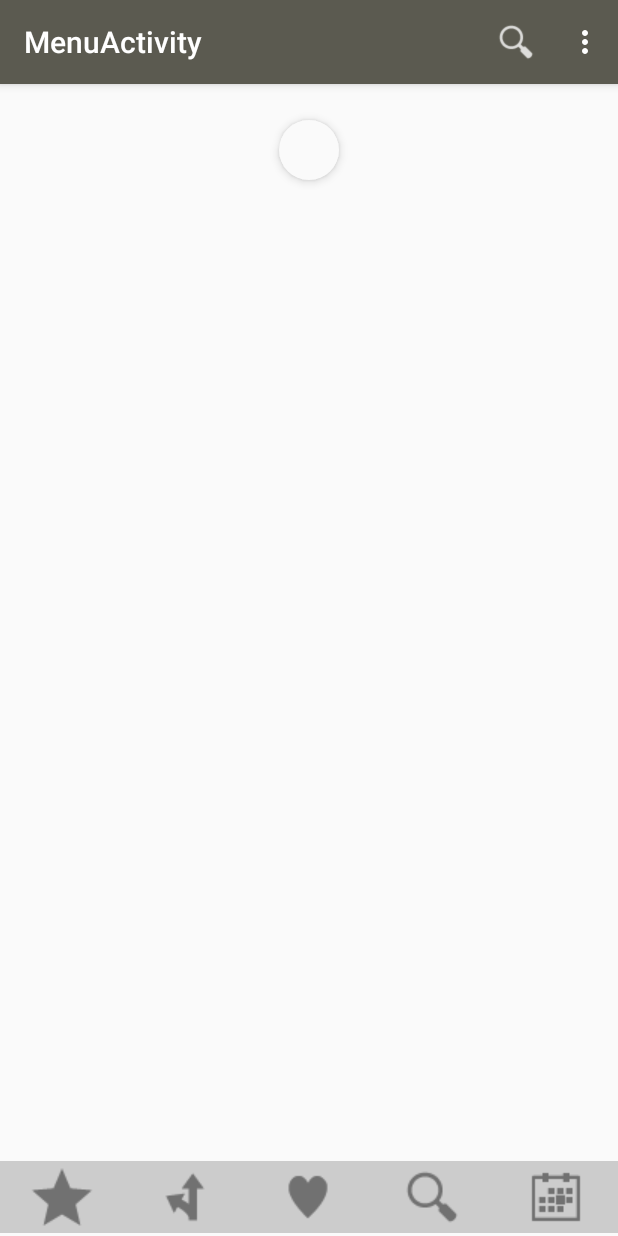
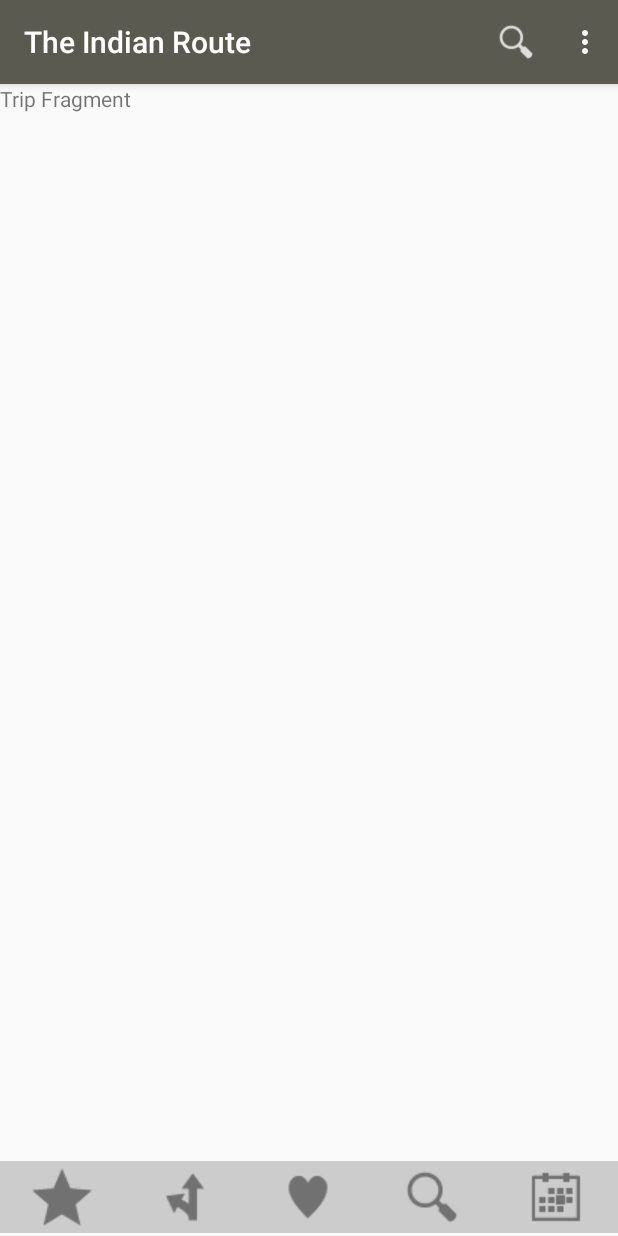
Before and after one commit to udeysingh95/The_Indian_Route, an Android app: the screen it shows after launch (MenuActivity), after a tap on an icon or button, on a phone screen of 412 x 824 dp. Run offline under Robolectric (Android 15) with nearby library versions, the phone set to English and light mode, and no system bars; our stand-ins replace Picasso; libraries missing offline, so code that uses them is left out: com.loopj.android, com.makeramen.roundedimageview, cz.msebera.android; pictures from the network do not load; 2 statements that could not run were skipped.

Commit message:
MenuActivity v0.5 Fragment Resized! Overlay problem.

```diff
--- a/app/src/main/res/layout/content_menu.xml
+++ b/app/src/main/res/layout/content_menu.xml
@@ -61,7 +61,7 @@
 
     <FrameLayout
         android:layout_width="match_parent"
-        android:layout_height="match_parent"
+        android:layout_height="460dp"
         android:layout_alignParentTop="true"
         android:layout_alignParentLeft="true"
         android:layout_alignParentStart="true">
--- a/app/src/main/res/values/strings.xml
+++ b/app/src/main/res/values/strings.xml
@@ -26,7 +26,7 @@
     <string name="play_again_desc">To see the welcome slider again, goto Settings -> apps -> welcome slider -> clear data</string>
     <string name="play_again">Play Again</string>
     <string name="title_activity_main2">Main2Activity</string>
-    <string name="title_activity_menu">MenuActivity</string>
+    <string name="title_activity_menu">The Indian Route</string>
 
     <string name="action_search">Search</string>
 </resources>
```
